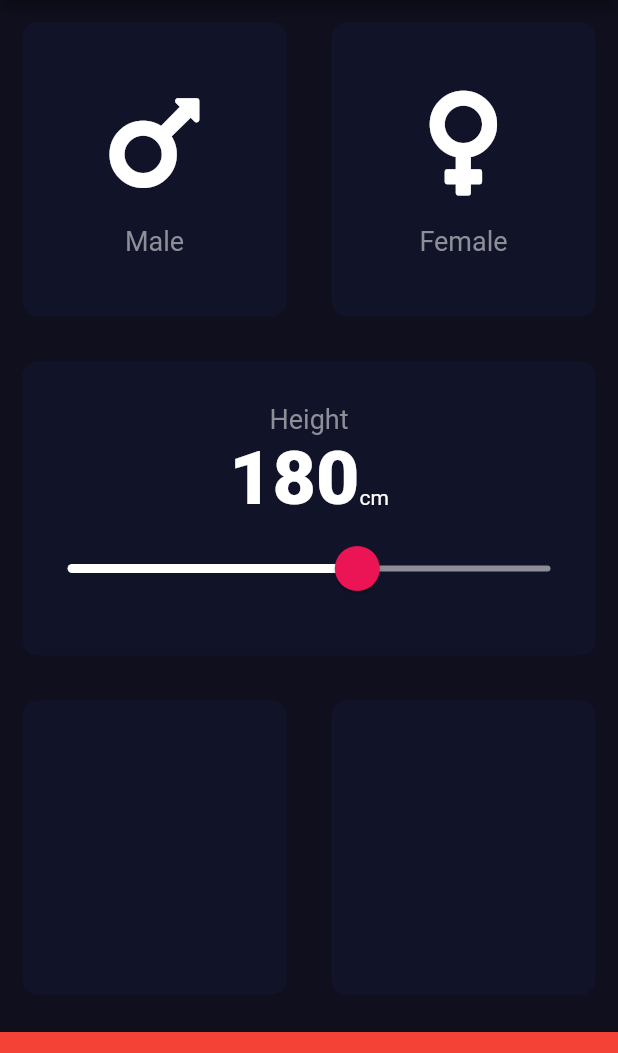
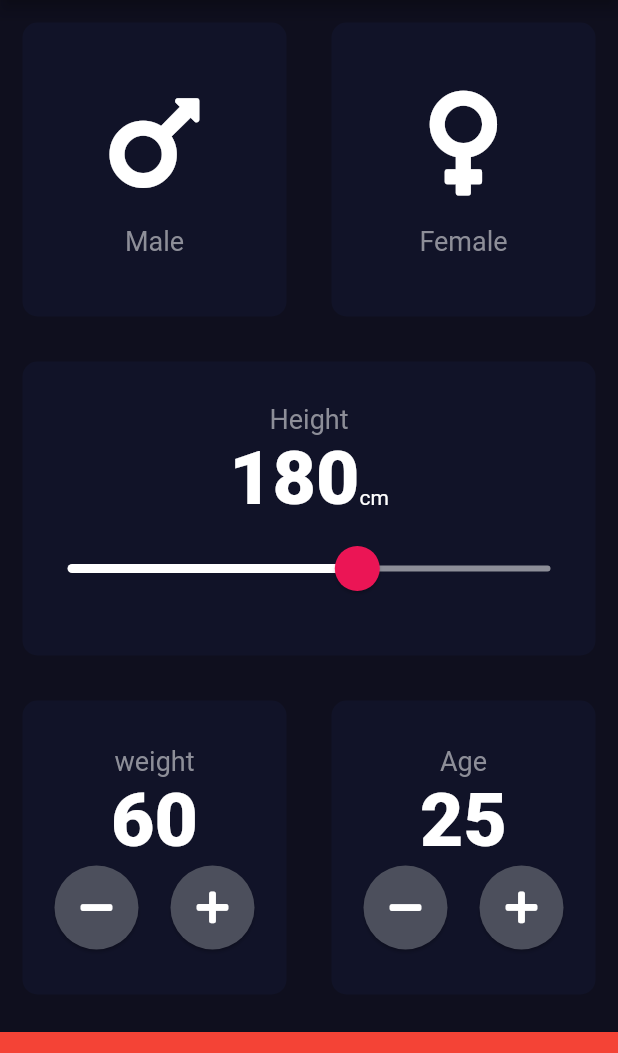
Before and after one commit to BOSSZEUS/bmi_calculator, a Flutter app: the screen it shows after launch, on a phone screen of 412 x 824 dp, the part 84-1137 px from its top. Run offline on Flutter 3.47's test engine with Material 2 defaults, Android fonts, the phone set to English and light mode, and no system bars; our stand-ins replace font_awesome_flutter.

Commit message:
added age and weight cards to app

```diff
--- a/lib/InputPageComponents/IconContentWidget.dart
+++ b/lib/InputPageComponents/IconContentWidget.dart
@@ -21,7 +21,7 @@ class IconContent extends StatelessWidget {
         ),
         Text(
           label,
-          style: kLabelTextStyle,
+          style: KLabelTextStyle,
         ),
       ],
     );
--- a/lib/InputPageComponents/input_page.dart
+++ b/lib/InputPageComponents/input_page.dart
@@ -3,6 +3,7 @@ import 'reusable_card.dart';
 import 'package:font_awesome_flutter/font_awesome_flutter.dart';
 import 'IconContentWidget.dart';
 import 'package:bmi_calculator/constants.dart';
+import 'reusable_button.dart';
 
 //enum created so we can use a ternary operator
 enum Gender { male, female }
@@ -16,6 +17,8 @@ class _InputPageState extends State<InputPage> {
   //variable for the ternary operator. this variable starts out as Null
   Gender selectedGender;
   int height = 180;
+  int weight = 60;
+  int age = 25;
 
   @override
   Widget build(BuildContext context) {
@@ -70,14 +73,14 @@ class _InputPageState extends State<InputPage> {
                   children: <Widget>[
                     Text(
                       'Height',
-                      style: kLabelTextStyle,
+                      style: KLabelTextStyle,
                     ),
                     Row(
                       mainAxisAlignment: MainAxisAlignment.center,
                       crossAxisAlignment: CrossAxisAlignment.baseline,
                       textBaseline: TextBaseline.alphabetic,
                       children: [
-                        Text(height.toString(), style: KFontStyle),
+                        Text(height.toString(), style: KNumberTextStyle),
                         Text('cm'),
                       ],
                     ),
@@ -113,11 +116,77 @@ class _InputPageState extends State<InputPage> {
                 Expanded(
                   child: ReusableCard(
                     color: KInactiveCardColor,
+                    cardChild: Column(
+                      mainAxisAlignment: MainAxisAlignment.center,
+                      children: [
+                        Text(
+                          'weight',
+                          style: KLabelTextStyle,
+                        ),
+                        Text(
+                          weight.toString(),
+                          style: KNumberTextStyle,
+                        ),
+                        Row(
+                          mainAxisAlignment: MainAxisAlignment.spaceEvenly,
+                          children: [
+                            RoundIconButton(
+                                icon: FontAwesomeIcons.minus,
+                                onPressed: () {
+                                  setState(() {
+                                    weight--;
+                                  });
+                                }),
+                            RoundIconButton(
+                              icon: FontAwesomeIcons.plus,
+                              onPressed: () {
+                                setState(() {
+                                  weight++;
+                                });
+                              },
+                            ),
+                          ],
+                        ),
+                      ],
+                    ),
                   ),
                 ),
                 Expanded(
                   child: ReusableCard(
                     color: KInactiveCardColor,
+                    cardChild: Column(
+                      mainAxisAlignment: MainAxisAlignment.center,
+                      children: [
+                        Text(
+                          'Age',
+                          style: KLabelTextStyle,
+                        ),
+                        Text(
+                          age.toString(),
+                          style: KNumberTextStyle,
+                        ),
+                        Row(
+                          mainAxisAlignment: MainAxisAlignment.spaceEvenly,
+                          children: [
+                            RoundIconButton(
+                                icon: FontAwesomeIcons.minus,
+                                onPressed: () {
+                                  setState(() {
+                                    age--;
+                                  });
+                                }),
+                            RoundIconButton(
+                              icon: FontAwesomeIcons.plus,
+                              onPressed: () {
+                                setState(() {
+                                  age++;
+                                });
+                              },
+                            ),
+                          ],
+                        ),
+                      ],
+                    ),
                   ),
                 ),
               ],
--- /dev/null
+++ b/lib/InputPageComponents/reusable_button.dart
@@ -0,0 +1,22 @@
+import 'package:flutter/material.dart';
+
+class RoundIconButton extends StatelessWidget {
+  RoundIconButton({@required this.icon, @required this.onPressed});
+  final IconData icon;
+  final Function onPressed;
+
+  @override
+  Widget build(BuildContext context) {
+    return RawMaterialButton(
+      child: Icon(icon),
+      onPressed: onPressed,
+      elevation: 1,
+      constraints: BoxConstraints.tightFor(
+        width: 56,
+        height: 56,
+      ),
+      shape: CircleBorder(),
+      fillColor: Color(0xff4c4f5c),
+    );
+  }
+}
--- a/lib/constants.dart
+++ b/lib/constants.dart
@@ -1,11 +1,11 @@
 import 'package:flutter/material.dart';
 
-const kLabelTextStyle = TextStyle(
+const KLabelTextStyle = TextStyle(
   fontSize: 18,
   color: Color(0xff8d8e98),
 );
 
-const KFontStyle = TextStyle(
+const KNumberTextStyle = TextStyle(
   fontSize: 50,
   fontWeight: FontWeight.w900,
 );
@@ -14,8 +14,8 @@ const KBottomContainerHeight = 80.0;
 const KBottomContainerColor = Colors.red;
 const KInactiveCardColor = Color(0xff111328);
 const KActiveCardColor = Color(0xff1d1e33);
-const KMinHeight = 120;
-const KMaxHeight = 220;
 const KOverlayColor = Color(0x1feb1555);
 const KThumbColor = Color(0xffeb1555);
 const KInactiveTrackColor = Color(0xff8d8e98);
+const KMinHeight = 120;
+const KMaxHeight = 220;
```
